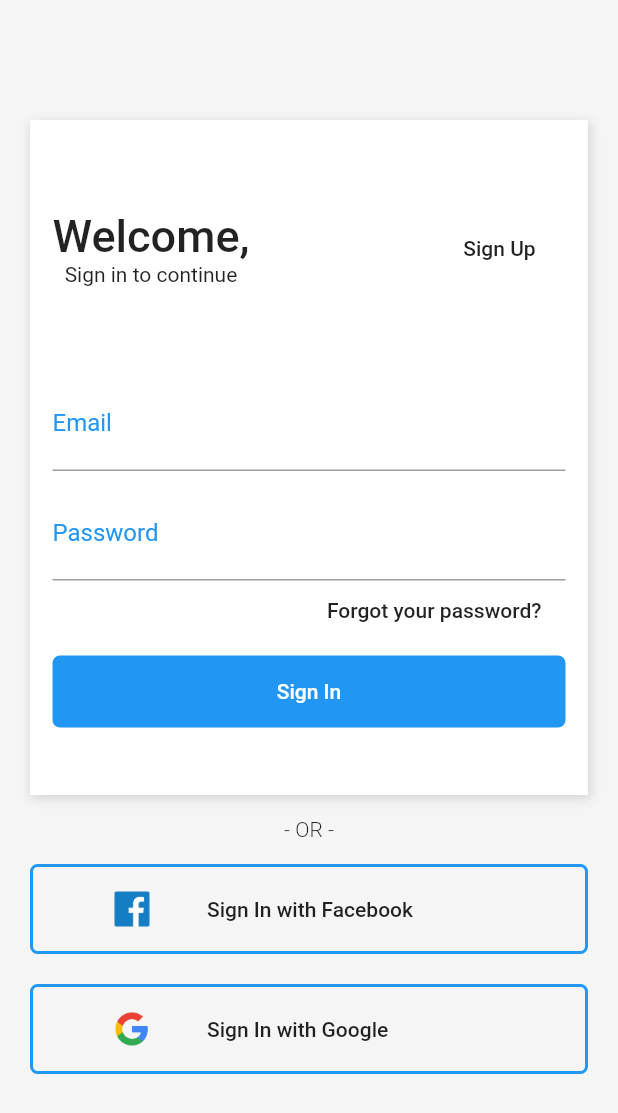
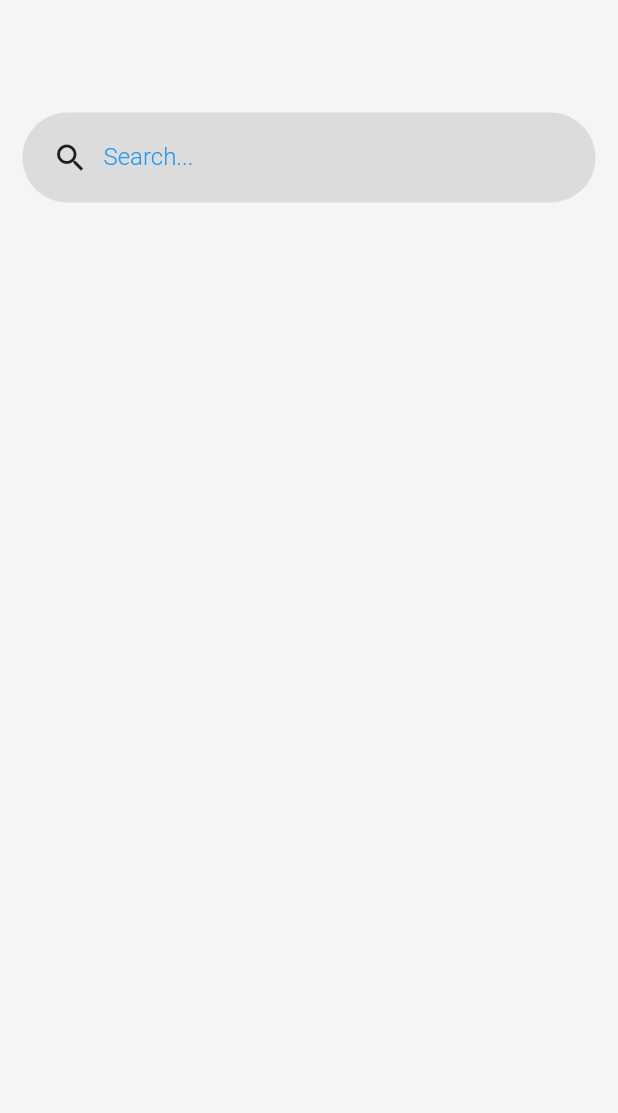
Before and after one commit to fabianomoura/ShoppingFlutter, a Flutter app: the screen it shows after launch, after a tap on "Sign In", on a phone screen of 412 x 824 dp. Shown: the top 1113 px of the screen. Run offline on Flutter 3.47's test engine with Material 2 defaults, Android fonts, the phone set to English and light mode, and no system bars.

Commit message:
Create Home Page and Change Login Page

```diff
--- /dev/null
+++ b/lib/pages/home.page.dart
@@ -0,0 +1,65 @@
+import 'package:flutter/material.dart';
+
+class HomePage extends StatelessWidget {
+  @override
+  Widget build(BuildContext context) {
+    return Scaffold(
+      body: Container(
+        padding: EdgeInsets.all(15),
+        color: Color(0xFFF5F5F5),
+        child: Column(
+          crossAxisAlignment: CrossAxisAlignment.stretch,
+          children: <Widget>[
+            SizedBox(
+              height: 60,
+            ),
+            search(),
+          ],
+        ),
+      ),
+    );
+  }
+}
+
+Widget search() {
+  return Container(
+    height: 60,
+    padding: EdgeInsets.only(
+      left: 20,
+    ),
+    decoration: BoxDecoration(
+      //color: Color.fromRGBO(0, 0, 0, 0.1),
+      color: Colors.black.withOpacity(0.1),
+      borderRadius: BorderRadius.all(
+        Radius.circular(128),
+      ),
+    ),
+    child: Row(
+      children: <Widget>[
+        Icon(Icons.search),
+        Container(
+          width: 300,
+          padding: EdgeInsets.only(
+            left: 10,
+          ),
+          child: TextFormField(
+            keyboardType: TextInputType.text,
+            decoration: InputDecoration(
+              border: InputBorder.none,
+              labelText: "Search...",
+              labelStyle: TextStyle(
+                color: Colors.blue,
+                fontWeight: FontWeight.w300,
+                fontSize: 16,
+              ),
+            ),
+            style: TextStyle(
+              fontSize: 20,
+              color: Colors.blue,
+            ),
+          ),
+        ),
+      ],
+    ),
+  );
+}
--- a/lib/pages/login.page.dart
+++ b/lib/pages/login.page.dart
@@ -1,4 +1,5 @@
 import 'package:flutter/material.dart';
+import 'package:shopping/pages/home.page.dart';
 import 'package:shopping/pages/signup.page.dart';
 
 class LoginPage extends StatelessWidget {
@@ -128,7 +129,14 @@ class LoginPage extends StatelessWidget {
                               color: Colors.white,
                             ),
                           ),
-                          onPressed: () {},
+                          onPressed: () {
+                            Navigator.push(
+                              context,
+                              MaterialPageRoute(
+                                builder: (context) => HomePage(),
+                              ),
+                            );
+                          },
                         ),
                       ),
                     ],
```
